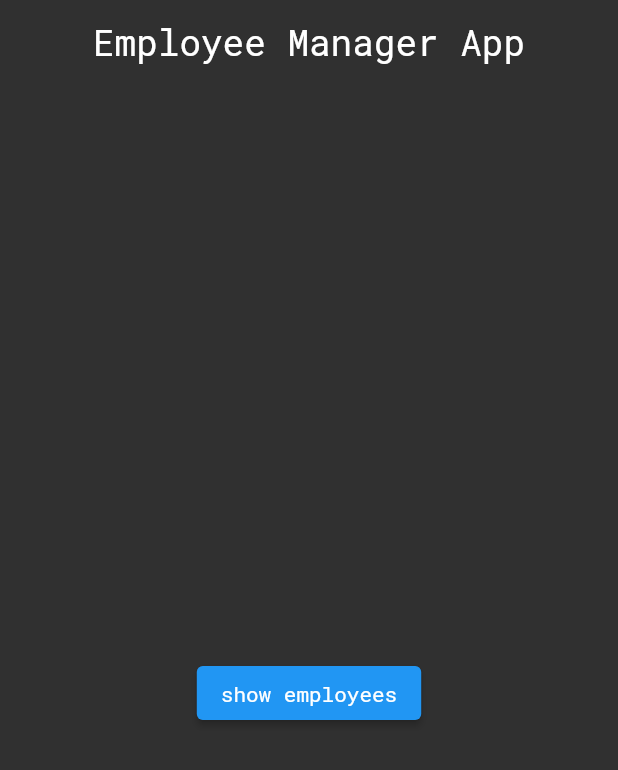
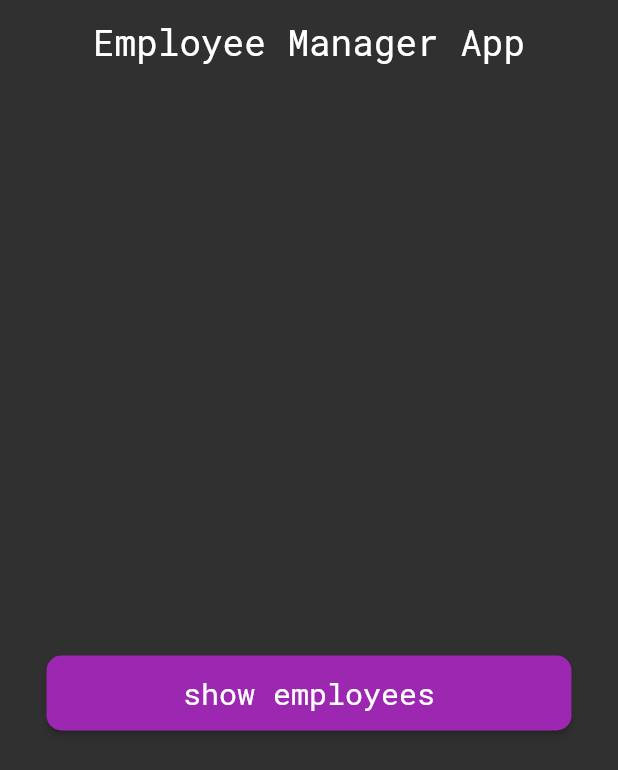
Before and after one commit to MertSaygili/flutter_local_databases, a Flutter app: the screen it shows after launch, on a phone screen of 412 x 824 dp. Shown: the top 770 px of the screen. Run offline on Flutter 3.47's test engine with Material 2 defaults, Android fonts, the phone set to English and light mode, and no system bars; our stand-ins replace sqflite; accounts and stored records are empty.

Commit message:
custom_elevated_button.dart

```diff
--- a/lib/SQFlite/view/main_page.dart
+++ b/lib/SQFlite/view/main_page.dart
@@ -19,7 +19,12 @@ class _MainPageViewState extends State<MainPageView> {
           crossAxisAlignment: CrossAxisAlignment.center,
           children: [
             ElevatedButton(
-                onPressed: () {}, child: const Text('show employees')),
+              onPressed: () {},
+              child: Text(
+                'show employees',
+                style: Theme.of(context).textTheme.labelMedium,
+              ),
+            ),
           ],
         ),
       ),
--- a/lib/constants/constanst.dart
+++ b/lib/constants/constanst.dart
@@ -1,10 +1,23 @@
-import 'package:flutter/animation.dart';
 import 'package:flutter/material.dart';
 
 class FontSizes {
   final double titleMedium = 24;
+  final double buttonMedium = 20;
 }
 
 class ColorItems {
   final Color colorTransparet = Colors.transparent;
+  final Color colorPurple = Colors.purple;
+  final Color colorWhite = Colors.white;
 }
+
+class BorderRaidusItems {
+  final BorderRadius borderRadiusButton = BorderRadius.circular(10);
+}
+
+class PaddingItems {
+  final EdgeInsets paddingButtonInside = const EdgeInsets.symmetric(
+    vertical: 15,
+    horizontal: 20,
+  );
+}
--- a/lib/theme/dark_custom_theme.dart
+++ b/lib/theme/dark_custom_theme.dart
@@ -5,17 +5,36 @@ class CustomDarkTheme {
   late final ThemeData theme;
   late final FontSizes _fontSizes;
   late final ColorItems _colors;
+  late final BorderRaidusItems _borderRaidusItems;
+  late final PaddingItems _paddingItems;
 
   CustomDarkTheme() {
     // initiliaze
     _fontSizes = FontSizes();
     _colors = ColorItems();
+    _borderRaidusItems = BorderRaidusItems();
+    _paddingItems = PaddingItems();
 
     theme = ThemeData(
       brightness: Brightness.dark,
       fontFamily: 'RobotoMono',
       appBarTheme: _appbarTheme(),
       textTheme: _textTheme(),
+      elevatedButtonTheme: _elevatedButtonTheme(),
+    );
+  }
+
+  ElevatedButtonThemeData _elevatedButtonTheme() {
+    return ElevatedButtonThemeData(
+      style: ElevatedButton.styleFrom(
+        minimumSize: const Size(350, 50),
+        maximumSize: const Size(400, 50),
+        backgroundColor: _colors.colorPurple,
+        foregroundColor: _colors.colorWhite,
+        shape: RoundedRectangleBorder(
+          borderRadius: _borderRaidusItems.borderRadiusButton,
+        ),
+      ),
     );
   }
 
@@ -23,6 +42,13 @@ class CustomDarkTheme {
     return TextTheme(
       titleMedium: TextStyle(
         fontSize: _fontSizes.titleMedium,
+        fontWeight: FontWeight.w300,
+        color: _colors.colorWhite,
+      ),
+      labelMedium: TextStyle(
+        fontSize: _fontSizes.buttonMedium,
+        color: _colors.colorWhite,
+        fontWeight: FontWeight.w500,
       ),
     );
   }
```
Also changed, not shown: lib/SQFlite/widgets/custom_elevatedbutton.dart (added, +25 -0 lines).
